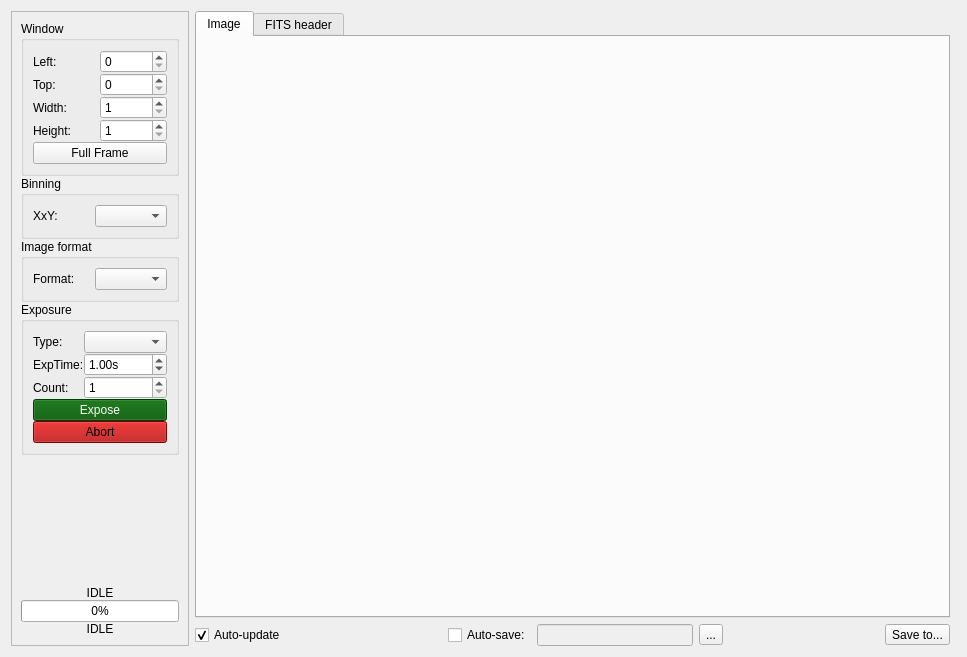
Above: pyobs_gui/qt/widgetcamera.ui from pyobs/pyobs-gui before the change. Below: the same form after it.
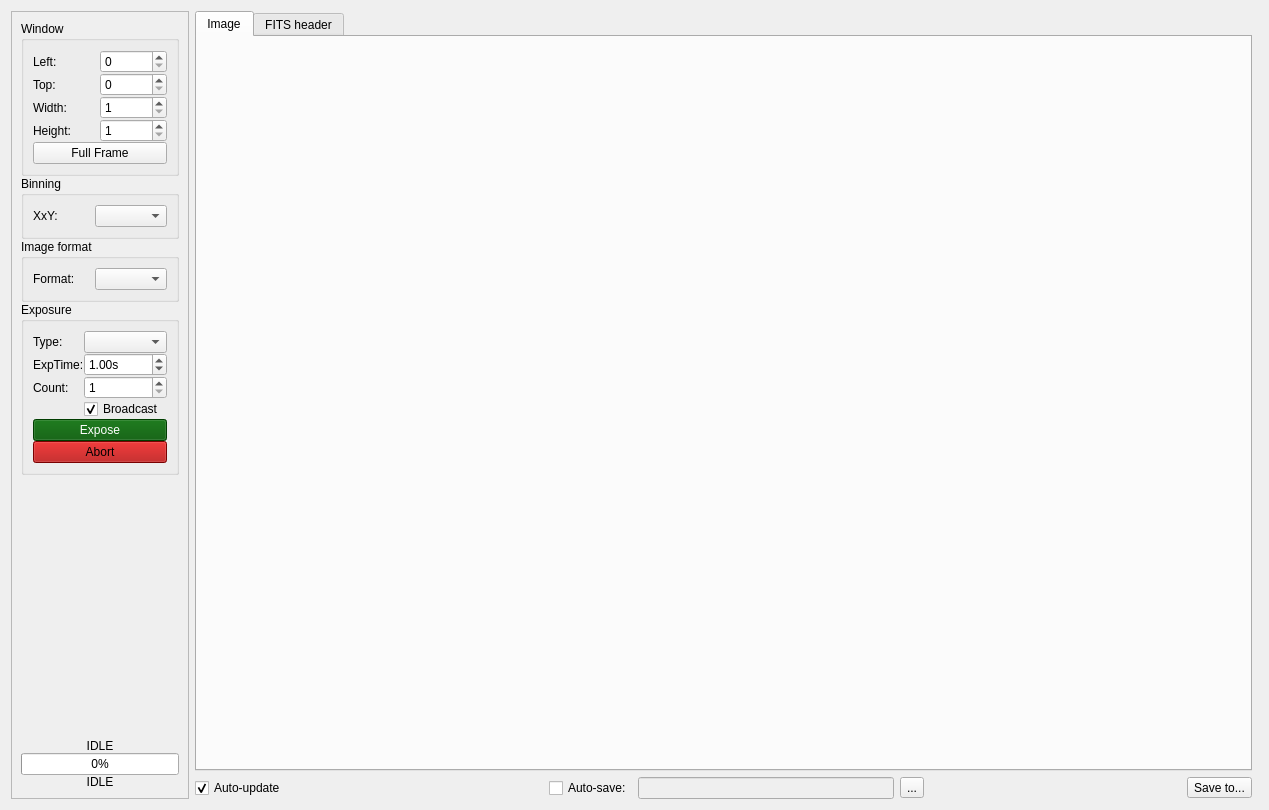
That is the form after the change. Icons and pictures are not drawn.

Commit message: added new checkbox to avoid broadcasting new images

What changed in the file:
```diff
--- a/pyobs_gui/qt/widgetcamera.ui
+++ b/pyobs_gui/qt/widgetcamera.ui
@@ -6,8 +6,8 @@
    <rect>
     <x>0</x>
     <y>0</y>
-    <width>967</width>
-    <height>657</height>
+    <width>1269</width>
+    <height>810</height>
    </rect>
   </property>
   <property name="windowTitle">
@@ -34,7 +34,7 @@
         <x>0</x>
         <y>0</y>
         <width>183</width>
-        <height>641</height>
+        <height>794</height>
        </rect>
       </property>
       <property name="sizePolicy">
@@ -181,41 +181,7 @@
           <property name="spacing">
            <number>0</number>
           </property>
-          <item row="1" column="0">
-           <widget class="QLabel" name="labelExpTime">
-            <property name="text">
-             <string>ExpTime:</string>
-            </property>
-           </widget>
-          </item>
-          <item row="0" column="1">
-           <widget class="QComboBox" name="comboImageType"/>
-          </item>
-          <item row="2" column="0">
-           <widget class="QLabel" name="label_8">
-            <property name="text">
-             <string>Count:</string>
-            </property>
-           </widget>
-          </item>
-          <item row="2" column="1">
-           <widget class="QSpinBox" name="spinCount">
-            <property name="minimum">
-             <number>1</number>
-            </property>
-            <property name="maximum">
-             <number>9999</number>
-            </property>
-           </widget>
-          </item>
-          <item row="0" column="0">
-           <widget class="QLabel" name="labelImageType">
-            <property name="text">
-             <string>Type:</string>
-            </property>
-           </widget>
-          </item>
-          <item row="3" column="0" colspan="2">
+          <item row="4" column="0" colspan="2">
            <widget class="QPushButton" name="butExpose">
             <property name="palette">
              <palette>
@@ -664,452 +630,13 @@
             </property>
            </widget>
           </item>
-          <item row="4" column="0" colspan="2">
-           <widget class="QPushButton" name="butAbort">
-            <property name="palette">
-             <palette>
-              <active>
-               <colorrole role="WindowText">
-                <brush brushstyle="SolidPattern">
-                 <color alpha="255">
-                  <red>0</red>
-                  <green>0</green>
-                  <blue>0</blue>
-                 </color>
-                </brush>
-               </colorrole>
-               <colorrole role="Button">
-                <brush brushstyle="SolidPattern">
-                 <color alpha="255">
-                  <red>170</red>
-                  <green>0</green>
-                  <blue>0</blue>
-                 </color>
-                </brush>
-               </colorrole>
-               <colorrole role="Light">
-                <brush brushstyle="SolidPattern">
-                 <color alpha="255">
-                  <red>255</red>
-                  <green>0</green>
-                  <blue>0</blue>
-                 </color>
-                </brush>
-               </colorrole>
-               <colorrole role="Midlight">
-                <brush brushstyle="SolidPattern">
-                 <color alpha="255">
-                  <red>212</red>
-                  <green>0</green>
-                  <blue>0</blue>
-                 </color>
-                </brush>
-               </colorrole>
-               <colorrole role="Dark">
-                <brush brushstyle="SolidPattern">
-                 <color alpha="255">
-                  <red>85</red>
-                  <green>0</green>
-                  <blue>0</blue>
-                 </color>
-                </brush>
-               </colorrole>
-               <colorrole role="Mid">
-                <brush brushstyle="SolidPattern">
-                 <color alpha="255">
-                  <red>113</red>
-                  <green>0</green>
-                  <blue>0</blue>
-                 </color>
-                </brush>
-               </colorrole>
-               <colorrole role="Text">
-                <brush brushstyle="SolidPattern">
-                 <color alpha="255">
-                  <red>0</red>
-                  <green>0</green>
-                  <blue>0</blue>
-                 </color>
-                </brush>
-               </colorrole>
-               <colorrole role="BrightText">
-                <brush brushstyle="SolidPattern">
-                 <color alpha="255">
-                  <red>255</red>
-                  <green>255</green>
-                  <blue>255</blue>
-                 </color>
-                </brush>
-               </colorrole>
-               <colorrole role="ButtonText">
-                <brush brushstyle="SolidPattern">
-                 <color alpha="255">
-                  <red>0</red>
-                  <green>0</green>
-                  <blue>0</blue>
-                 </color>
-                </brush>
-               </colorrole>
-               <colorrole role="Base">
-                <brush brushstyle="SolidPattern">
-                 <color alpha="255">
-                  <red>255</red>
-                  <green>255</green>
-                  <blue>255</blue>
-                 </color>
-                </brush>
-               </colorrole>
-               <colorrole role="Window">
-                <brush brushstyle="SolidPattern">
-                 <color alpha="255">
-                  <red>170</red>
-                  <green>0</green>
-                  <blue>0</blue>
-                 </color>
-                </brush>
-               </colorrole>
-               <colorrole role="Shadow">
-                <brush brushstyle="SolidPattern">
-                 <color alpha="255">
-                  <red>0</red>
-                  <green>0</green>
-                  <blue>0</blue>
-                 </color>
-                </brush>
-               </colorrole>
-               <colorrole role="AlternateBase">
-                <brush brushstyle="SolidPattern">
-                 <color alpha="255">
-                  <red>212</red>
-                  <green>127</green>
-                  <blue>127</blue>
-                 </color>
-                </brush>
-               </colorrole>
-               <colorrole role="ToolTipBase">
-                <brush brushstyle="SolidPattern">
-                 <color alpha="255">
-                  <red>255</red>
-                  <green>255</green>
-                  <blue>220</blue>
-                 </color>
-                </brush>
-               </colorrole>
-               <colorrole role="ToolTipText">
-                <brush brushstyle="SolidPattern">
-                 <color alpha="255">
-                  <red>0</red>
-                  <green>0</green>
-                  <blue>0</blue>
-                 </color>
-                </brush>
-               </colorrole>
-               <colorrole role="PlaceholderText">
-                <brush brushstyle="NoBrush">
-                 <color alpha="128">
-                  <red>0</red>
-                  <green>0</green>
-                  <blue>0</blue>
-                 </color>
-                </brush>
-               </colorrole>
-              </active>
-              <inactive>
-               <colorrole role="WindowText">
-                <brush brushstyle="SolidPattern">
-                 <color alpha="255">
-                  <red>0</red>
-                  <green>0</green>
-                  <blue>0</blue>
-                 </color>
-                </brush>
-               </colorrole>
-               <colorrole role="Button">
-                <brush brushstyle="SolidPattern">
-                 <color alpha="255">
-                  <red>170</red>
-                  <green>0</green>
-                  <blue>0</blue>
-                 </color>
-                </brush>
-               </colorrole>
-               <colorrole role="Light">
-                <brush brushstyle="SolidPattern">
-                 <color alpha="255">
-                  <red>255</red>
-                  <green>0</green>
-                  <blue>0</blue>
-                 </color>
-                </brush>
-               </colorrole>
-               <colorrole role="Midlight">
-                <brush brushstyle="SolidPattern">
-                 <color alpha="255">
-                  <red>212</red>
-                  <green>0</green>
-                  <blue>0</blue>
-                 </color>
-                </brush>
-               </colorrole>
-               <colorrole role="Dark">
-                <brush brushstyle="SolidPattern">
-                 <color alpha="255">
-                  <red>85</red>
-                  <green>0</green>
-                  <blue>0</blue>
-                 </color>
-                </brush>
-               </colorrole>
-               <colorrole role="Mid">
-                <brush brushstyle="SolidPattern">
-                 <color alpha="255">
-                  <red>113</red>
-                  <green>0</green>
-                  <blue>0</blue>
-                 </color>
-                </brush>
-               </colorrole>
-               <colorrole role="Text">
-                <brush brushstyle="SolidPattern">
-                 <color alpha="255">
-                  <red>0</red>
-                  <green>0</green>
-                  <blue>0</blue>
-                 </color>
-                </brush>
-               </colorrole>
-               <colorrole role="BrightText">
-                <brush brushstyle="SolidPattern">
-                 <color alpha="255">
-                  <red>255</red>
-                  <green>255</green>
-                  <blue>255</blue>
-                 </color>
-                </brush>
-               </colorrole>
-               <colorrole role="ButtonText">
-                <brush brushstyle="SolidPattern">
-                 <color alpha="255">
-                  <red>0</red>
-                  <green>0</green>
-                  <blue>0</blue>
-                 </color>
-                </brush>
-               </colorrole>
-               <colorrole role="Base">
-                <brush brushstyle="SolidPattern">
-                 <color alpha="255">
-                  <red>255</red>
-                  <green>255</green>
-                  <blue>255</blue>
-                 </color>
-                </brush>
-               </colorrole>
-               <colorrole role="Window">
-                <brush brushstyle="SolidPattern">
-                 <color alpha="255">
-                  <red>170</red>
-                  <green>0</green>
-                  <blue>0</blue>
-                 </color>
-                </brush>
-               </colorrole>
-               <colorrole role="Shadow">
-                <brush brushstyle="SolidPattern">
-                 <color alpha="255">
-                  <red>0</red>
-                  <green>0</green>
-                  <blue>0</blue>
-                 </color>
-                </brush>
-               </colorrole>
-               <colorrole role="AlternateBase">
-                <brush brushstyle="SolidPattern">
-                 <color alpha="255">
-                  <red>212</red>
-                  <green>127</green>
-                  <blue>127</blue>
-                 </color>
-                </brush>
-               </colorrole>
-               <colorrole role="ToolTipBase">
-                <brush brushstyle="SolidPattern">
-                 <color alpha="255">
-                  <red>255</red>
-                  <green>255</green>
-                  <blue>220</blue>
-                 </color>
-                </brush>
-               </colorrole>
-               <colorrole role="ToolTipText">
-                <brush brushstyle="SolidPattern">
-                 <color alpha="255">
-                  <red>0</red>
-                  <green>0</green>
-                  <blue>0</blue>
-                 </color>
-                </brush>
-               </colorrole>
-               <colorrole role="PlaceholderText">
-                <brush brushstyle="NoBrush">
-                 <color alpha="128">
-                  <red>0</red>
-                  <green>0</green>
-                  <blue>0</blue>
-                 </color>
-                </brush>
-               </colorrole>
-              </inactive>
-              <disabled>
-               <colorrole role="WindowText">
-                <brush brushstyle="SolidPattern">
-                 <color alpha="255">
-                  <red>85</red>
-                  <green>0</green>
-                  <blue>0</blue>
-                 </color>
-                </brush>
-               </colorrole>
-               <colorrole role="Button">
-                <brush brushstyle="SolidPattern">
-                 <color alpha="255">
-                  <red>170</red>
-                  <green>0</green>
-                  <blue>0</blue>
-                 </color>
-                </brush>
-               </colorrole>
-               <colorrole role="Light">
-                <brush brushstyle="SolidPattern">
-                 <color alpha="255">
-                  <red>255</red>
-                  <green>0</green>
-                  <blue>0</blue>
-                 </color>
-                </brush>
-               </colorrole>
-               <colorrole role="Midlight">
-                <brush brushstyle="SolidPattern">
-                 <color alpha="255">
-                  <red>212</red>
-                  <green>0</green>
-                  <blue>0</blue>
-                 </color>
-                </brush>
-               </colorrole>
-               <colorrole role="Dark">
-                <brush brushstyle="SolidPattern">
-                 <color alpha="255">
-                  <red>85</red>
-                  <green>0</green>
-                  <blue>0</blue>
-                 </color>
-                </brush>
-               </colorrole>
-               <colorrole role="Mid">
-                <brush brushstyle="SolidPattern">
-                 <color alpha="255">
-                  <red>113</red>
-                  <green>0</green>
-                  <blue>0</blue>
-                 </color>
-                </brush>
-               </colorrole>
-               <colorrole role="Text">
-                <brush brushstyle="SolidPattern">
-                 <color alpha="255">
-                  <red>85</red>
-                  <green>0</green>
-                  <blue>0</blue>
-                 </color>
-                </brush>
-               </colorrole>
-               <colorrole role="BrightText">
-                <brush brushstyle="SolidPattern">
-                 <color alpha="255">
-                  <red>255</red>
-                  <green>255</green>
-                  <blue>255</blue>
-                 </color>
-                </brush>
-               </colorrole>
-               <colorrole role="ButtonText">
-                <brush brushstyle="SolidPattern">
-                 <color alpha="255">
-                  <red>85</red>
-                  <green>0</green>
-                  <blue>0</blue>
-                 </color>
-                </brush>
-               </colorrole>
-               <colorrole role="Base">
-                <brush brushstyle="SolidPattern">
-                 <color alpha="255">
-                  <red>170</red>
-                  <green>0</green>
-                  <blue>0</blue>
-                 </color>
-                </brush>
-               </colorrole>
-               <colorrole role="Window">
-                <brush brushstyle="SolidPattern">
-                 <color alpha="255">
-                  <red>170</red>
-                  <green>0</green>
-                  <blue>0</blue>
-                 </color>
-                </brush>
-               </colorrole>
-               <colorrole role="Shadow">
-                <brush brushstyle="SolidPattern">
-                 <color alpha="255">
-                  <red>0</red>
-                  <green>0</green>
-                  <blue>0</blue>
-                 </color>
-                </brush>
-               </colorrole>
-               <colorrole role="AlternateBase">
-                <brush brushstyle="SolidPattern">
-                 <color alpha="255">
-                  <red>170</red>
-                  <green>0</green>
-                  <blue>0</blue>
-                 </color>
-                </brush>
-               </colorrole>
-               <colorrole role="ToolTipBase">
-                <brush brushstyle="SolidPattern">
-                 <color alpha="255">
-                  <red>255</red>
-                  <green>255</green>
-                  <blue>220</blue>
-                 </color>
-                </brush>
-               </colorrole>
-               <colorrole role="ToolTipText">
-                <brush brushstyle="SolidPattern">
-                 <color alpha="255">
-                  <red>0</red>
-                  <green>0</green>
-                  <blue>0</blue>
-                 </color>
-                </brush>
-               </colorrole>
-               <colorrole role="PlaceholderText">
-                <brush brushstyle="NoBrush">
-                 <color alpha="128">
-                  <red>0</red>
-                  <green>0</green>
-                  <blue>0</blue>
-                 </color>
-                </brush>
-               </colorrole>
-              </disabled>
-             </palette>
+          <item row="2" column="1">
+           <widget class="QSpinBox" name="spinCount">
+            <property name="minimum">
+             <number>1</number>
             </property>
-            <property name="text">
-             <string>Abort</string>
+            <property name="maximum">
+             <number>9999</number>
             </property>
            </widget>
           </item>
@@ -1126,6 +653,489 @@
             </property>
            </widget>
           </item>
+          <item row="0" column="1">
+           <widget class="QComboBox" name="comboImageType"/>
+          </item>
+          <item row="0" column="0">
+           <widget class="QLabel" name="labelImageType">
+            <property name="text">
+             <string>Type:</string>
+            </property>
+           </widget>
+          </item>
+          <item row="1" column="0">
+           <widget class="QLabel" name="labelExpTime">
+            <property name="text">
+             <string>ExpTime:</string>
+            </property>
+           </widget>
+          </item>
+          <item row="5" column="0" colspan="2">
+           <widget class="QPushButton" name="butAbort">
+            <property name="palette">
+             <palette>
+              <active>
+               <colorrole role="WindowText">
+                <brush brushstyle="SolidPattern">
+                 <color alpha="255">
+                  <red>0</red>
+                  <green>0</green>
+                  <blue>0</blue>
+                 </color>
+                </brush>
+               </colorrole>
+               <colorrole role="Button">
+                <brush brushstyle="SolidPattern">
+                 <color alpha="255">
+                  <red>170</red>
+                  <green>0</green>
+                  <blue>0</blue>
+                 </color>
+                </brush>
+               </colorrole>
+               <colorrole role="Light">
+                <brush brushstyle="SolidPattern">
+                 <color alpha="255">
+                  <red>255</red>
+                  <green>0</green>
+                  <blue>0</blue>
+                 </color>
+                </brush>
+               </colorrole>
+               <colorrole role="Midlight">
+                <brush brushstyle="SolidPattern">
+                 <color alpha="255">
+                  <red>212</red>
+                  <green>0</green>
+                  <blue>0</blue>
+                 </color>
+                </brush>
+               </colorrole>
+               <colorrole role="Dark">
+                <brush brushstyle="SolidPattern">
+                 <color alpha="255">
+                  <red>85</red>
+                  <green>0</green>
+                  <blue>0</blue>
+                 </color>
+                </brush>
+               </colorrole>
+               <colorrole role="Mid">
+                <brush brushstyle="SolidPattern">
+                 <color alpha="255">
+                  <red>113</red>
+                  <green>0</green>
+                  <blue>0</blue>
+                 </color>
+                </brush>
+               </colorrole>
+               <colorrole role="Text">
+                <brush brushstyle="SolidPattern">
+                 <color alpha="255">
+                  <red>0</red>
+                  <green>0</green>
+                  <blue>0</blue>
+                 </color>
+                </brush>
+               </colorrole>
+               <colorrole role="BrightText">
+                <brush brushstyle="SolidPattern">
+                 <color alpha="255">
+                  <red>255</red>
+                  <green>255</green>
+                  <blue>255</blue>
+                 </color>
+                </brush>
+               </colorrole>
+               <colorrole role="ButtonText">
+                <brush brushstyle="SolidPattern">
+                 <color alpha="255">
+                  <red>0</red>
+                  <green>0</green>
+                  <blue>0</blue>
+                 </color>
+                </brush>
+               </colorrole>
+               <colorrole role="Base">
+                <brush brushstyle="SolidPattern">
+                 <color alpha="255">
+                  <red>255</red>
+                  <green>255</green>
+                  <blue>255</blue>
+                 </color>
+                </brush>
+               </colorrole>
+               <colorrole role="Window">
+                <brush brushstyle="SolidPattern">
+                 <color alpha="255">
+                  <red>170</red>
+                  <green>0</green>
+                  <blue>0</blue>
+                 </color>
+                </brush>
+               </colorrole>
+               <colorrole role="Shadow">
+                <brush brushstyle="SolidPattern">
+                 <color alpha="255">
+                  <red>0</red>
+                  <green>0</green>
+                  <blue>0</blue>
+                 </color>
+                </brush>
+               </colorrole>
+               <colorrole role="AlternateBase">
+                <brush brushstyle="SolidPattern">
+                 <color alpha="255">
+                  <red>212</red>
+                  <green>127</green>
+                  <blue>127</blue>
+                 </color>
+                </brush>
+               </colorrole>
+               <colorrole role="ToolTipBase">
+                <brush brushstyle="SolidPattern">
+                 <color alpha="255">
+                  <red>255</red>
+                  <green>255</green>
+                  <blue>220</blue>
+                 </color>
+                </brush>
+               </colorrole>
+               <colorrole role="ToolTipText">
+                <brush brushstyle="SolidPattern">
+                 <color alpha="255">
+                  <red>0</red>
+                  <green>0</green>
+                  <blue>0</blue>
+                 </color>
+                </brush>
+               </colorrole>
+               <colorrole role="PlaceholderText">
+                <brush brushstyle="NoBrush">
+                 <color alpha="128">
+                  <red>0</red>
+                  <green>0</green>
+                  <blue>0</blue>
+                 </color>
+                </brush>
+               </colorrole>
+              </active>
+              <inactive>
+               <colorrole role="WindowText">
+                <brush brushstyle="SolidPattern">
+                 <color alpha="255">
+                  <red>0</red>
+                  <green>0</green>
+                  <blue>0</blue>
+                 </color>
+                </brush>
+               </colorrole>
+               <colorrole role="Button">
+                <brush brushstyle="SolidPattern">
+                 <color alpha="255">
+                  <red>170</red>
+                  <green>0</green>
+                  <blue>0</blue>
+                 </color>
+                </brush>
+               </colorrole>
+               <colorrole role="Light">
+                <brush brushstyle="SolidPattern">
+                 <color alpha="255">
+                  <red>255</red>
+                  <green>0</green>
+                  <blue>0</blue>
+                 </color>
+                </brush>
+               </colorrole>
+               <colorrole role="Midlight">
+                <brush brushstyle="SolidPattern">
+                 <color alpha="255">
+                  <red>212</red>
+                  <green>0</green>
+                  <blue>0</blue>
+                 </color>
+                </brush>
+               </colorrole>
+               <colorrole role="Dark">
+                <brush brushstyle="SolidPattern">
+                 <color alpha="255">
+                  <red>85</red>
+                  <green>0</green>
+                  <blue>0</blue>
+                 </color>
+                </brush>
+               </colorrole>
+               <colorrole role="Mid">
+                <brush brushstyle="SolidPattern">
+                 <color alpha="255">
+                  <red>113</red>
+                  <green>0</green>
+                  <blue>0</blue>
+                 </color>
+                </brush>
+               </colorrole>
+               <colorrole role="Text">
+                <brush brushstyle="SolidPattern">
+                 <color alpha="255">
+                  <red>0</red>
+                  <green>0</green>
+                  <blue>0</blue>
+                 </color>
+                </brush>
+               </colorrole>
+               <colorrole role="BrightText">
+                <brush brushstyle="SolidPattern">
+                 <color alpha="255">
+                  <red>255</red>
+                  <green>255</green>
+                  <blue>255</blue>
+                 </color>
+                </brush>
+               </colorrole>
+               <colorrole role="ButtonText">
+                <brush brushstyle="SolidPattern">
+                 <color alpha="255">
+                  <red>0</red>
+                  <green>0</green>
+                  <blue>0</blue>
+                 </color>
+                </brush>
+               </colorrole>
+               <colorrole role="Base">
+                <brush brushstyle="SolidPattern">
+                 <color alpha="255">
+                  <red>255</red>
+                  <green>255</green>
+                  <blue>255</blue>
+                 </color>
+                </brush>
+               </colorrole>
+               <colorrole role="Window">
+                <brush brushstyle="SolidPattern">
+                 <color alpha="255">
+                  <red>170</red>
+                  <green>0</green>
+                  <blue>0</blue>
+                 </color>
+                </brush>
+               </colorrole>
+               <colorrole role="Shadow">
+                <brush brushstyle="SolidPattern">
+                 <color alpha="255">
+                  <red>0</red>
+                  <green>0</green>
+                  <blue>0</blue>
+                 </color>
+                </brush>
+               </colorrole>
+               <colorrole role="AlternateBase">
+                <brush brushstyle="SolidPattern">
+                 <color alpha="255">
+                  <red>212</red>
+                  <green>127</green>
+                  <blue>127</blue>
+                 </color>
+                </brush>
+               </colorrole>
+               <colorrole role="ToolTipBase">
+                <brush brushstyle="SolidPattern">
+                 <color alpha="255">
+                  <red>255</red>
+                  <green>255</green>
+                  <blue>220</blue>
+                 </color>
+                </brush>
+               </colorrole>
+               <colorrole role="ToolTipText">
+                <brush brushstyle="SolidPattern">
+                 <color alpha="255">
+                  <red>0</red>
+                  <green>0</green>
+                  <blue>0</blue>
+                 </color>
+                </brush>
+               </colorrole>
+               <colorrole role="PlaceholderText">
+                <brush brushstyle="NoBrush">
+                 <color alpha="128">
+                  <red>0</red>
+                  <green>0</green>
+                  <blue>0</blue>
+                 </color>
+                </brush>
+               </colorrole>
+              </inactive>
+              <disabled>
+               <colorrole role="WindowText">
+                <brush brushstyle="SolidPattern">
+                 <color alpha="255">
+                  <red>85</red>
+                  <green>0</green>
+                  <blue>0</blue>
+                 </color>
+                </brush>
+               </colorrole>
+               <colorrole role="Button">
+                <brush brushstyle="SolidPattern">
+                 <color alpha="255">
+                  <red>170</red>
+                  <green>0</green>
+                  <blue>0</blue>
+                 </color>
+                </brush>
+               </colorrole>
+               <colorrole role="Light">
+                <brush brushstyle="SolidPattern">
+                 <color alpha="255">
+                  <red>255</red>
+                  <green>0</green>
+                  <blue>0</blue>
+                 </color>
+                </brush>
+               </colorrole>
+               <colorrole role="Midlight">
+                <brush brushstyle="SolidPattern">
+                 <color alpha="255">
+                  <red>212</red>
+                  <green>0</green>
+                  <blue>0</blue>
+                 </color>
+                </brush>
+               </colorrole>
+               <colorrole role="Dark">
+                <brush brushstyle="SolidPattern">
+                 <color alpha="255">
+                  <red>85</red>
+                  <green>0</green>
+                  <blue>0</blue>
+                 </color>
+                </brush>
+               </colorrole>
+               <colorrole role="Mid">
+                <brush brushstyle="SolidPattern">
+                 <color alpha="255">
+                  <red>113</red>
+                  <green>0</green>
+                  <blue>0</blue>
+                 </color>
+                </brush>
+               </colorrole>
+               <colorrole role="Text">
+                <brush brushstyle="SolidPattern">
+                 <color alpha="255">
+                  <red>85</red>
+                  <green>0</green>
+                  <blue>0</blue>
+                 </color>
+                </brush>
+               </colorrole>
+               <colorrole role="BrightText">
+                <brush brushstyle="SolidPattern">
+                 <color alpha="255">
+                  <red>255</red>
+                  <green>255</green>
+                  <blue>255</blue>
+                 </color>
+                </brush>
+               </colorrole>
+               <colorrole role="ButtonText">
+                <brush brushstyle="SolidPattern">
+                 <color alpha="255">
+                  <red>85</red>
+                  <green>0</green>
+                  <blue>0</blue>
+                 </color>
+                </brush>
+               </colorrole>
+               <colorrole role="Base">
+                <brush brushstyle="SolidPattern">
+                 <color alpha="255">
+                  <red>170</red>
+                  <green>0</green>
+                  <blue>0</blue>
+                 </color>
+                </brush>
+               </colorrole>
+               <colorrole role="Window">
+                <brush brushstyle="SolidPattern">
+                 <color alpha="255">
+                  <red>170</red>
+                  <green>0</green>
+                  <blue>0</blue>
+                 </color>
+                </brush>
+               </colorrole>
+               <colorrole role="Shadow">
+                <brush brushstyle="SolidPattern">
+                 <color alpha="255">
+                  <red>0</red>
+                  <green>0</green>
+                  <blue>0</blue>
+                 </color>
+                </brush>
+               </colorrole>
+               <colorrole role="AlternateBase">
+                <brush brushstyle="SolidPattern">
+                 <color alpha="255">
+                  <red>170</red>
+                  <green>0</green>
+                  <blue>0</blue>
+                 </color>
+                </brush>
+               </colorrole>
+               <colorrole role="ToolTipBase">
+                <brush brushstyle="SolidPattern">
+                 <color alpha="255">
+                  <red>255</red>
+                  <green>255</green>
+                  <blue>220</blue>
+                 </color>
+                </brush>
+               </colorrole>
+               <colorrole role="ToolTipText">
+                <brush brushstyle="SolidPattern">
+                 <color alpha="255">
+                  <red>0</red>
+                  <green>0</green>
+                  <blue>0</blue>
+                 </color>
+                </brush>
+               </colorrole>
+               <colorrole role="PlaceholderText">
+                <brush brushstyle="NoBrush">
+                 <color alpha="128">
+                  <red>0</red>
+                  <green>0</green>
+                  <blue>0</blue>
+                 </color>
+                </brush>
+               </colorrole>
+              </disabled>
+             </palette>
+            </property>
+            <property name="text">
+             <string>Abort</string>
+            </property>
+           </widget>
+          </item>
+          <item row="2" column="0">
+           <widget class="QLabel" name="label_8">
+            <property name="text">
+             <string>Count:</string>
+            </property>
+           </widget>
+          </item>
+          <item row="3" column="1">
+           <widget class="QCheckBox" name="checkBroadcast">
+            <property name="text">
+             <string>Broadcast</string>
+            </property>
+            <property name="checked">
+             <bool>true</bool>
+            </property>
+           </widget>
+          </item>
          </layout>
         </widget>
        </item>
```
Left out of the diff: 3 changed lines with no effect on the pictures. The commit also changes 2 other files.
